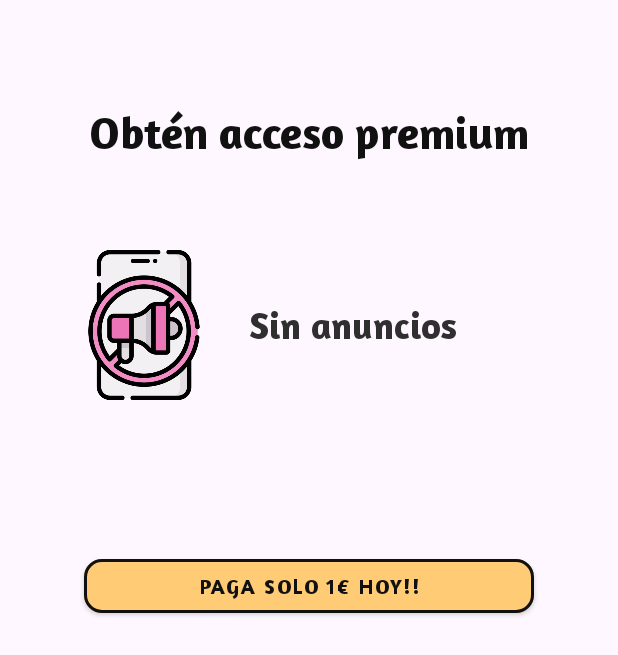
After one commit to AlejandroHernanCid/ConvertidorUnidades, an Android app: the PaymentActivity screen opened directly, with no data from a screen before it, on a phone screen of 412 x 824 dp. The commit adds this screen. Shown: the top 655 px of the screen. Run offline under Robolectric (Android 15) with nearby library versions, the phone set to English and light mode, and no system bars; libraries missing offline, so code that uses them is left out: com.stripe.android; 2 statements that could not run were skipped.

Commit message:
Añadida pasarela de pagos para quitar anuncios

```diff
--- /dev/null
+++ b/app/src/main/res/layout/activity_checkout.xml
@@ -0,0 +1,58 @@
+<?xml version="1.0" encoding="utf-8"?>
+<LinearLayout xmlns:android="http://schemas.android.com/apk/res/android"
+    xmlns:app="http://schemas.android.com/apk/res-auto"
+    xmlns:tools="http://schemas.android.com/tools"
+    android:id="@+id/lyMain"
+    android:layout_width="match_parent"
+    android:layout_height="match_parent"
+    tools:context=".PaymentActivity"
+    android:orientation="vertical">
+
+    <TextView
+        android:layout_width="match_parent"
+        android:layout_height="wrap_content"
+        android:fontFamily="@font/amaranth_bold"
+        android:textSize="30sp"
+        android:text="@string/premiumTitle"
+        android:textAlignment="center"
+        android:textColor="@color/black_dark"
+        android:layout_marginTop="70dp"/>
+
+    <LinearLayout
+        android:layout_gravity="center"
+        android:layout_width="wrap_content"
+        android:layout_height="wrap_content"
+        android:orientation="horizontal"
+        android:layout_marginLeft="30dp"
+        android:layout_marginRight="30dp"
+        android:layout_marginTop="60dp">
+
+        <ImageView
+            android:layout_width="100dp"
+            android:layout_height="100dp"
+            android:src="@drawable/benefit1"/>
+        <TextView
+            android:layout_width="200dp"
+            android:layout_height="wrap_content"
+            android:fontFamily="@font/amaranth_bold"
+            android:textSize="25sp"
+            android:text="@string/premiumBenefit1"
+            android:layout_gravity="center_vertical"
+            android:textColor="@color/black_light"
+            android:layout_marginLeft="20dp"/>
+
+
+    </LinearLayout>
+
+    <com.google.android.material.button.MaterialButton
+        android:id="@+id/btnPagar"
+        style="@style/resultado_boton_convertir"
+        android:layout_width="300dp"
+        android:layout_height="wrap_content"
+        android:text="@string/pay"
+        android:fontFamily="@font/amaranth_bold"
+        android:layout_marginTop="100dp"
+        android:layout_gravity="center"/>
+
+
+</LinearLayout>
--- a/app/src/main/res/values/strings.xml
+++ b/app/src/main/res/values/strings.xml
@@ -6,4 +6,9 @@
     <string name="boton_borrar_historial">Borrar historial</string>
     <string name="hint_resultado">Resultado aquí</string>
     <string name="hint_input_valor">Introduce un valor</string>
+
+    <string name="premium">Tocar para quitar anuncios</string>
+    <string name="premiumTitle">Obtén acceso premium</string>
+    <string name="premiumBenefit1">Sin anuncios</string>
+    <string name="pay">Paga solo 1€ hoy!!</string>
 </resources>
--- a/build.gradle.kts
+++ b/build.gradle.kts
@@ -1,5 +1,8 @@
 // Top-level build file where you can add configuration options common to all sub-projects/modules.
 plugins {
+    id("org.jetbrains.kotlin.jvm") version "2.0.0" apply false
+    id("org.jetbrains.kotlin.plugin.compose") version "2.0.0" apply false
+    // otros plugins como:
     alias(libs.plugins.android.application) apply false
     alias(libs.plugins.kotlin.android) apply false
 }
--- a/gradle/libs.versions.toml
+++ b/gradle/libs.versions.toml
@@ -9,6 +9,7 @@ appcompat = "1.7.1"
 material = "1.12.0"
 activity = "1.10.1"
 constraintlayout = "2.2.1"
+billing = "1.1.0"
 
 [libraries]
 androidx-core-ktx = { group = "androidx.core", name = "core-ktx", version.ref = "coreKtx" }
@@ -19,7 +20,9 @@ androidx-appcompat = { group = "androidx.appcompat", name = "appcompat", version
 material = { group = "com.google.android.material", name = "material", version.ref = "material" }
 androidx-activity = { group = "androidx.activity", name = "activity", version.ref = "activity" }
 androidx-constraintlayout = { group = "androidx.constraintlayout", name = "constraintlayout", version.ref = "constraintlayout" }
+billing = { group = "com.google.androidbrowserhelper", name = "billing", version.ref = "billing" }
 
 [plugins]
 android-application = { id = "com.android.application", version.ref = "agp" }
 kotlin-android = { id = "org.jetbrains.kotlin.android", version.ref = "kotlin" }
+kotlin-plugin-compose = { id = "org.jetbrains.kotlin.plugin.compose", version = "2.0.0" }
```
Also changed, not shown: app/build.gradle.kts (+24 -0 lines), app/src/main/AndroidManifest.xml (+13 -5 lines), app/src/main/java/com/example/convertidormonedas/MainActivity.kt (+16 -4 lines), app/src/main/java/com/example/convertidormonedas/PaymentActivity.kt (added, +120 -0 lines), app/src/main/res/layout/activity_main.xml (+9 -0 lines), app/src/main/res/drawable/benefit1.png (added).
